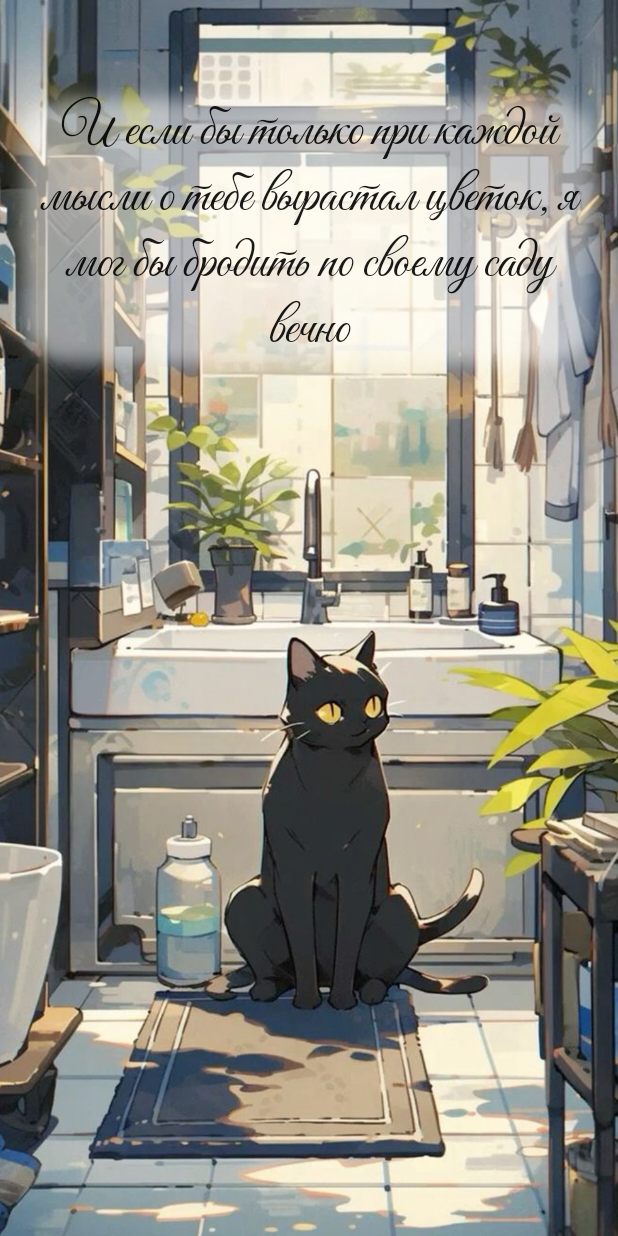
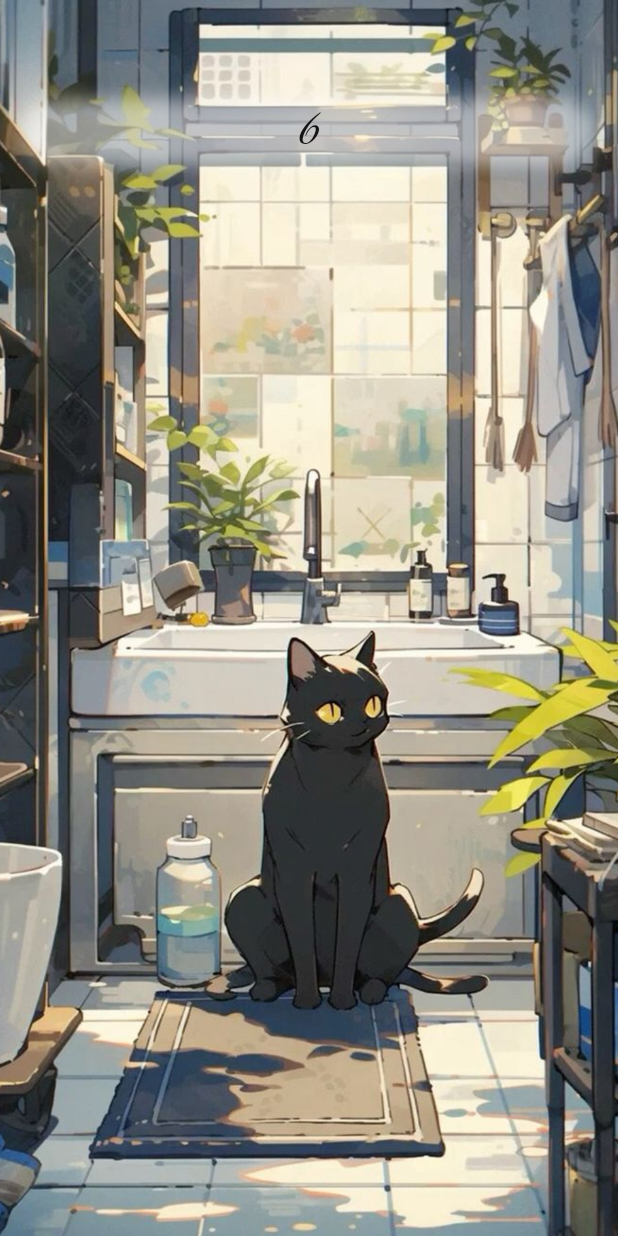
Before and after one commit to GasGraf/DuksinaDa, an Android app built with Jetpack Compose: the MainScreen screen opened through its navigation route, on a phone screen of 412 x 824 dp. Run offline under Robolectric (Android 15) with nearby library versions, the phone set to English and light mode, and no system bars; pictures from the network do not load.

Commit message:
Created logic for change compliment

```diff
--- a/app/src/main/java/com/example/forduksinada/view/navigation/MainScreen.kt
+++ b/app/src/main/java/com/example/forduksinada/view/navigation/MainScreen.kt
@@ -1,7 +1,6 @@
 package com.example.forduksinada.view.navigation
 
 import androidx.compose.foundation.Image
-import androidx.compose.foundation.background
 import androidx.compose.foundation.layout.Arrangement
 import androidx.compose.foundation.layout.Box
 import androidx.compose.foundation.layout.Column
@@ -9,37 +8,33 @@ import androidx.compose.foundation.layout.Row
 import androidx.compose.foundation.layout.fillMaxSize
 import androidx.compose.foundation.layout.fillMaxWidth
 import androidx.compose.foundation.layout.padding
-import androidx.compose.foundation.shape.RoundedCornerShape
 import androidx.compose.material3.CircularProgressIndicator
-import androidx.compose.material3.Text
 import androidx.compose.runtime.Composable
 import androidx.compose.runtime.LaunchedEffect
 import androidx.compose.runtime.collectAsState
 import androidx.compose.ui.Alignment
 import androidx.compose.ui.Modifier
-import androidx.compose.ui.draw.BlurredEdgeTreatment
-import androidx.compose.ui.draw.blur
 import androidx.compose.ui.graphics.Color
 import androidx.compose.ui.layout.ContentScale
 import androidx.compose.ui.res.painterResource
-import androidx.compose.ui.text.style.TextAlign
 import androidx.compose.ui.unit.dp
-import androidx.compose.ui.unit.sp
 import androidx.lifecycle.viewmodel.compose.viewModel
 import com.example.forduksinada.R
 import com.example.forduksinada.utils.WeatherState
-import com.example.forduksinada.utils.playWritesFonts
 import com.example.forduksinada.viewmodel.WeatherViewModel
+import java.util.Date
 
 /**
  * экран с элементами  погоды
  */
 @Composable
 fun MainScreen(weatherViewModel: WeatherViewModel = viewModel()) {
-
+    val time = Date()
+    val isDay: Boolean = (time.hours in 6..17)
     val weatherState = weatherViewModel.weatherState.collectAsState().value
-    val painter = painterResource(id = R.drawable.background_day_cat)
-
+    val painter = if (isDay) painterResource(id = R.drawable.background_day_cat)
+    else painterResource(id = R.drawable.background_cat_night)
+    val index = (time.date * (time.month + 1)) % weatherViewModel.compliment.size
 
     LaunchedEffect(Unit) {
         weatherViewModel.getWeather()
@@ -82,36 +77,11 @@ fun MainScreen(weatherViewModel: WeatherViewModel = viewModel()) {
                     is WeatherState.Error -> {}
                 }
             }
-            Box(
-                modifier = Modifier
-                    .padding(top = 50.dp)
-                    .padding(horizontal = 16.dp)
-            ) {
-                Box(
-                    modifier = Modifier
-                        .matchParentSize()
-                        .blur(radius = 10.dp, edgeTreatment = BlurredEdgeTreatment.Unbounded)
-                ) {
-                    Box(
-                        modifier = Modifier
-                            .background(Color(0x80FFFFFF), shape = RoundedCornerShape(30.dp))
-                            .matchParentSize()
-
-                    ) {}
-                }
-                Text(
-                    modifier = Modifier
-                        .fillMaxWidth(),
-                    fontSize = 35.sp,
-                    fontFamily = playWritesFonts,
-                    text = "И если бы только при каждой мысли о тебе вырастал цветок, я мог бы бродить по своему саду вечно",
-                    color = Color(0xE6000000),
-                    textAlign = TextAlign.Center
-                )
-
-            }
-
-
+            MessageItem(
+                text = weatherViewModel.compliment[index],
+                color = Color(0xE6000000),
+                background = Color(0x80FFFFFF)
+            )
         }
     }
 }
--- /dev/null
+++ b/app/src/main/java/com/example/forduksinada/view/navigation/MessageItem.kt
@@ -0,0 +1,49 @@
+package com.example.forduksinada.view.navigation
+
+import androidx.compose.foundation.background
+import androidx.compose.foundation.layout.Box
+import androidx.compose.foundation.layout.fillMaxWidth
+import androidx.compose.foundation.layout.padding
+import androidx.compose.foundation.shape.RoundedCornerShape
+import androidx.compose.material3.Text
+import androidx.compose.runtime.Composable
+import androidx.compose.ui.Modifier
+import androidx.compose.ui.draw.BlurredEdgeTreatment
+import androidx.compose.ui.draw.blur
+import androidx.compose.ui.graphics.Color
+import androidx.compose.ui.text.style.TextAlign
+import androidx.compose.ui.unit.dp
+import androidx.compose.ui.unit.sp
+import com.example.forduksinada.utils.playWritesFonts
+
+@Composable
+fun MessageItem(text: String, color: Color, background: Color) {
+    Box(
+        modifier = Modifier
+            .padding(top = 50.dp)
+            .padding(horizontal = 16.dp)
+    ) {
+        Box(
+            modifier = Modifier
+                .matchParentSize()
+                .blur(radius = 10.dp, edgeTreatment = BlurredEdgeTreatment.Unbounded)
+        ) {
+            Box(
+                modifier = Modifier
+                    .background(background, shape = RoundedCornerShape(30.dp))
+                    .matchParentSize()
+
+            ) {}
+        }
+        Text(
+            modifier = Modifier
+                .fillMaxWidth(),
+            fontSize = 35.sp,
+            fontFamily = playWritesFonts,
+            text = text,
+            color = color,
+            textAlign = TextAlign.Center
+        )
+
+    }
+}
--- a/app/src/main/java/com/example/forduksinada/view/navigation/WeatherItem.kt
+++ b/app/src/main/java/com/example/forduksinada/view/navigation/WeatherItem.kt
@@ -31,7 +31,7 @@ fun WeatherItem(
     alignment: Alignment.Horizontal
 ) {
     val time = Date()
-    val (backgroundRes, textColor) = if (time.hours !in 6..17) {
+    val (backgroundRes, textColor) = if (time.hours in 6..17) {
         when (state.weather.firstOrNull()?.main) {
             "Clouds" -> R.drawable.background_cloudy_day to Color.White
             "Rain" -> R.drawable.background_cloudy_day to Color.White
--- a/app/src/main/java/com/example/forduksinada/viewmodel/WeatherViewModel.kt
+++ b/app/src/main/java/com/example/forduksinada/viewmodel/WeatherViewModel.kt
@@ -10,6 +10,7 @@ import com.example.forduksinada.utils.WeatherState
 import kotlinx.coroutines.flow.MutableStateFlow
 import kotlinx.coroutines.flow.asStateFlow
 import kotlinx.coroutines.launch
+import java.time.LocalDate
 
 class WeatherViewModel : ViewModel() {
     private val _weatherState = MutableStateFlow<WeatherState>(WeatherState.Loading)
@@ -33,4 +34,5 @@ class WeatherViewModel : ViewModel() {
             }
         }
     }
+    val compliment = List(10) { it.toString() }
 }
```
